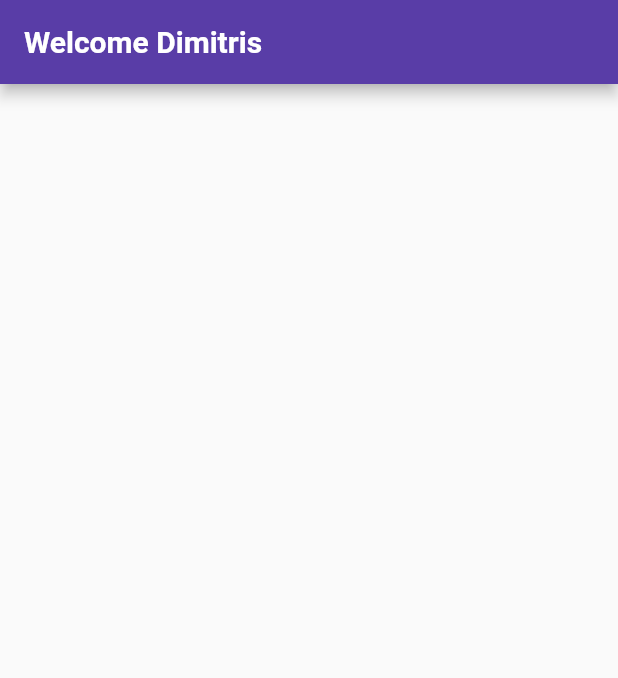
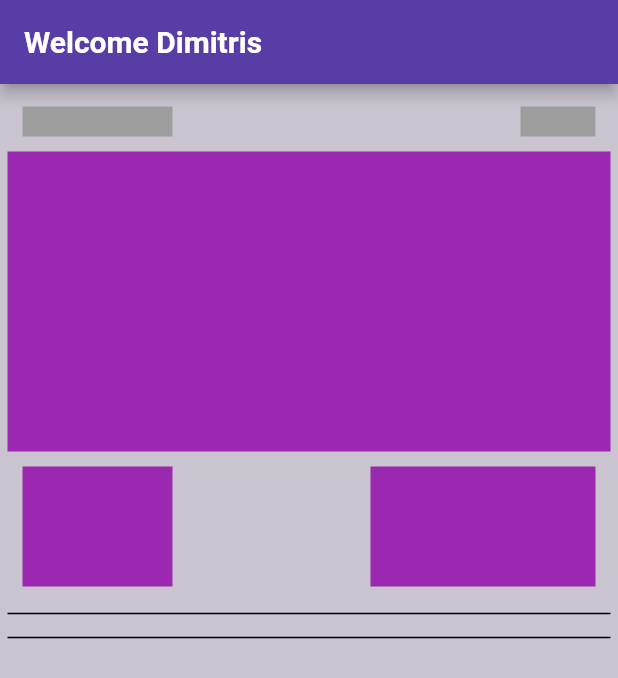
Before and after one commit to Athanasiosvaris/United, a Flutter app: the HomePage screen opened directly, on a phone screen of 412 x 824 dp. Shown: the top 678 px of the screen. Run offline on Flutter 3.47's test engine with Material 2 defaults, Android fonts, the phone set to English and light mode, and no system bars.

Commit message:
minor changes in home page

```diff
--- a/lib/pages/app/home_page.dart
+++ b/lib/pages/app/home_page.dart
@@ -6,6 +6,7 @@ class HomePage extends StatelessWidget {
   @override
   Widget build(BuildContext context) {
     return Scaffold(
+      backgroundColor: const Color.fromARGB(255, 202, 196, 208),
       appBar: AppBar(
           automaticallyImplyLeading: false,
           title: const Text('Welcome Dimitris',
@@ -13,6 +14,63 @@ class HomePage extends StatelessWidget {
                   fontSize: 20,
                   fontWeight: FontWeight.bold,
                   color: Colors.white)),
-            backgroundColor: const Color.fromARGB(255, 89, 61, 167)));
+          backgroundColor: const Color.fromARGB(255, 89, 61, 167)),
+      body: Container(
+        padding: const EdgeInsets.all(5),
+        child: Column(children: [
+          Column(
+            children: [
+              Container(
+                padding: const EdgeInsets.all(10),
+                height: 40,
+                child: Row(
+                  children: [
+                    Container(
+                      width: 100,
+                      color: Colors.grey,
+                    ),
+                    Expanded(
+                      child: Container(),
+                    ),
+                    Container(color: Colors.grey, width: 50)
+                  ],
+                ),
+              ),
+              Container(
+                color: Colors.purple,
+                height: 200,
+              ),
+              Container(
+                padding: const EdgeInsets.all(10),
+                height: 100,
+                child: Row(
+                  children: [
+                    Container(
+                      width: 100,
+                      color: Colors.purple,
+                    ),
+                    Expanded(child: Container()),
+                    Container(
+                      width: 150,
+                      color: Colors.purple,
+                    )
+                  ],
+                ),
+              )
+            ],
+          ),
+          const Divider(
+            color: Colors.black,
+            thickness: 1,
+          ),
+          Container(),
+          const Divider(
+            color: Colors.black,
+            thickness: 1,
+          ),
+          Container()
+        ]),
+      ),
+    );
   }
 }
```
Lines whose indentation alone changed are shown as unchanged.
